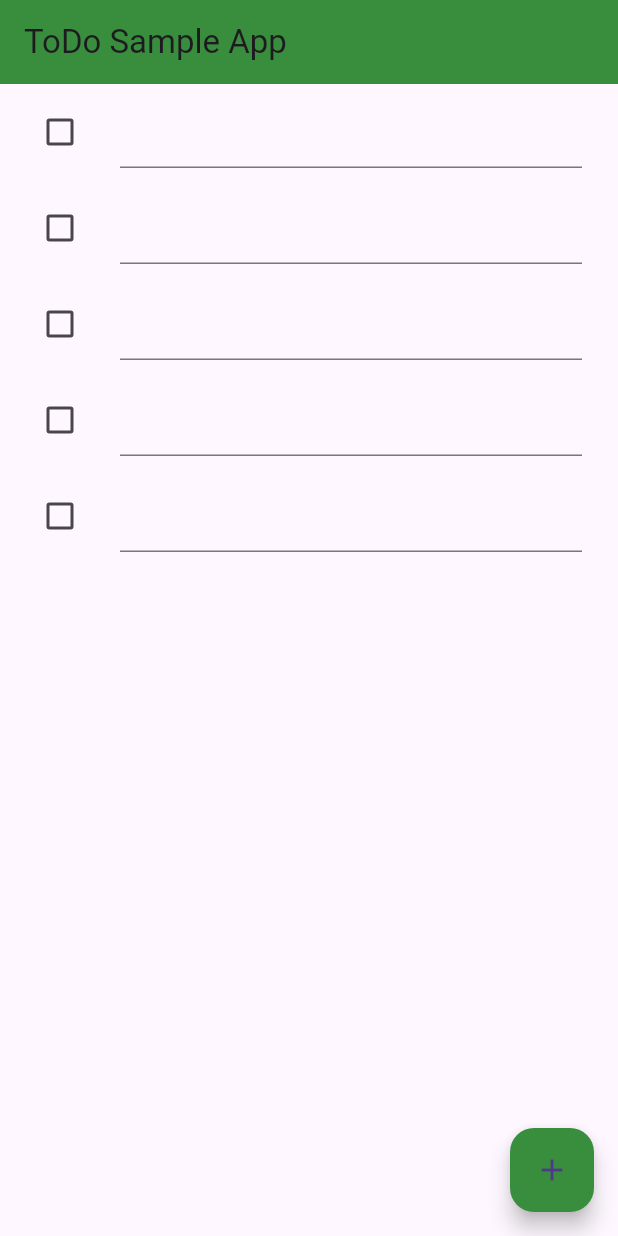
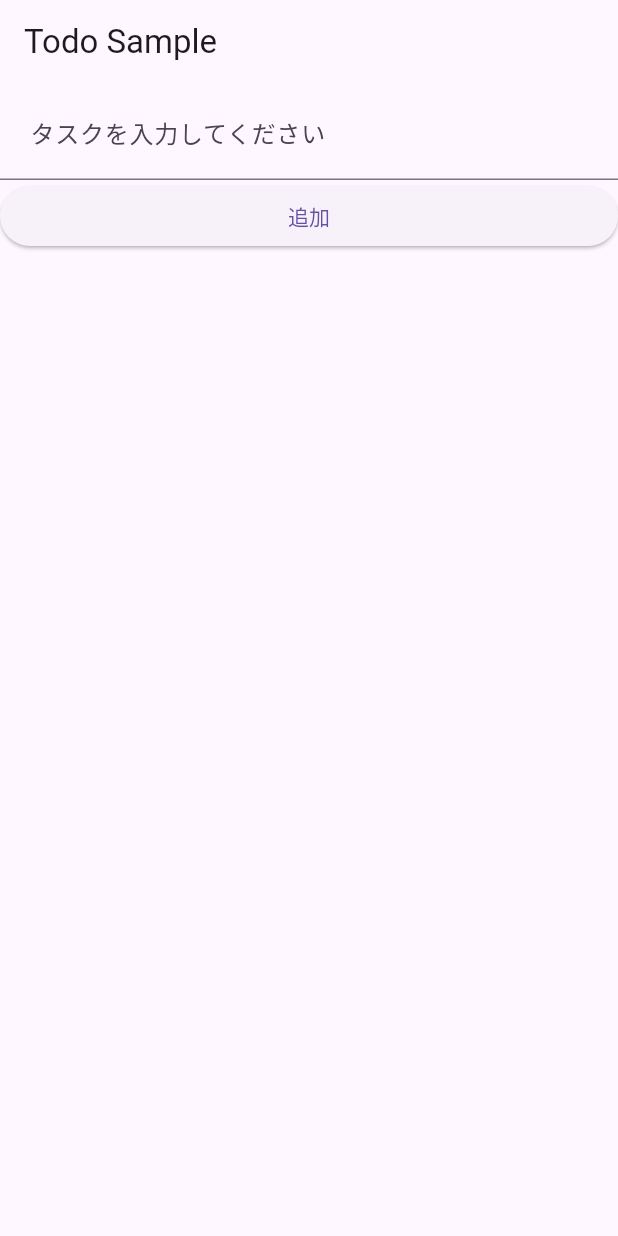
Before and after one commit to Naoya-Otani/flutter-sample-app, a Flutter app: the screen it shows after launch, on a phone screen of 412 x 824 dp. Run offline on Flutter 3.47's test engine with Material 3 defaults, Android fonts, the phone set to English and light mode, and no system bars; our stand-ins replace freezed_annotation.

Commit message:
make todo list

```diff
--- a/lib/main.dart
+++ b/lib/main.dart
@@ -1,3 +1,22 @@
+/*
+  やったことメモ
+  1. pubspec.yaml(npmでいうpackage.json)にproviderを追加
+  2. 必要なパッケージをインポート
+  3. main関数を定義
+      runApp関数でAppクラスを実行
+  4. Appクラスを定義
+      const App({Key? key}) : super(key: key); がよくわかっていない
+  5. Appクラスのbuildメソッドを定義
+      MultiProviderでChangeNotifierProviderをラップ
+      ChangeNotifierProviderのcreateでToDoListModelを生成
+      MaterialAppを返す
+      MaterialAppのhomeにHomeScreenを指定
+  6. HomeScreenクラスを定義
+      StatefulWigetを継承
+      HomeScreenのrouteNameを定義
+
+*/
+
 import 'package:flutter/material.dart';
 import 'package:sample_app/todo.dart';
 import 'package:provider/provider.dart';
@@ -9,79 +28,91 @@ void main() {
 class App extends StatelessWidget {
   const App({Key? key}) : super(key: key);
 
-  // stateLessWidget または stateFulWidgetを継承した場合は必ずbuildメソッドをオーバーライドしないといけない。
   @override
   Widget build(BuildContext context) {
-    return const MaterialApp(
-      home: HomeScreen(),
+    return MultiProvider(
+      providers: [
+        ChangeNotifierProvider(create: (_) => ToDoListModel()),
+      ],
+      child: MaterialApp(
+        debugShowCheckedModeBanner: false,
+        title: 'Todo App',
+        theme: ThemeData(
+          primarySwatch: Colors.blue,
+        ),
+        home: const HomeScreen(),
+      ),
     );
   }
 }
 
-// 途中で値が変わったらそれを反映させる必要があるのでStatefulWidgetを記載する
 class HomeScreen extends StatefulWidget {
   const HomeScreen({Key? key}) : super(key: key);
 
-// StatefulWidgetはWidgetにstateの概念をいれて拡張したもの
-// StatefulWidgetはcreateStateメソッドを持ち、これがStateクラスを返す
+  static const String routeName = '/';
+
   @override
-  ////stateを継承している型
-  _HomeScreenState createState() => _HomeScreenState();
+  State<HomeScreen> createState() => _HomeScreenState();
 }
 
 class _HomeScreenState extends State<HomeScreen> {
-  // 初めに3つTODOリストを作成
-  final _todos = List.generate(
-    5,
-    (index) => ToDo(),
-  );
+  final TextEditingController _todoController = TextEditingController();
 
   @override
   Widget build(BuildContext context) {
-    // scaffold:足場
+    final todoListModel = Provider.of<ToDoListModel>(context);
+
     return Scaffold(
-        appBar: AppBar(
-          title: const Text('ToDo Sample App'),
-          backgroundColor: const Color(0xFF388E3C),
+      appBar: AppBar(title: const Text('Todo Sample')),
+      body: Column(
+        children: [
+          TextField(
+            controller: _todoController,
+            decoration: const InputDecoration(
+              hintText: 'タスクを入力してください',
+              contentPadding: EdgeInsets.all(20),
             ),
-        // ListView.builder()は基本的なリストを作成する
-        body: ListView.builder(
-          //生成する個数を指定する
-          itemCount: _todos.length,
+          ),
+          ElevatedButton(
+            onPressed: () {
+              todoListModel.addToDo(ToDo(
+                _todoController.text,
+              ));
+              _todoController.clear();
+            },
+            child:
+                Container(alignment: Alignment.center, child: const Text('追加')),
+          ),
+          Expanded(
+            child: TodoList(),
+          ),
+        ],
+      ),
+    );
+  }
+}
 
-          // ↓itemBuilderの関数型の定義 Widget型を返す 引数にはこれら↓
-          // IndexedWidgetBuilder = Widget Function(BuildContext context, int index);
-          // CheckboxListTileについて 公式 https://api.flutter.dev/flutter/material/CheckboxListTile-class.html
-          itemBuilder: (BuildContext context, int index) {
+class TodoList extends StatelessWidget {
+  @override
+  Widget build(BuildContext context) {
+    final todoListModel = Provider.of<ToDoListModel>(context);
+
+    return ListView(
+      children: todoListModel.todoList.map((todo) {
         return ListTile(
-              leading: Checkbox(
-                value: _todos[index].checked,
-                onChanged: (e) {
-                  setState(() {
-                    _todos[index].checked = e; //イベントeを受け取り反映 true, false
-                  });
+          title: Text(todo.title,
+              style: const TextStyle(fontSize: 18),
+              textAlign: TextAlign.left,
+              overflow: TextOverflow.ellipsis,
+              maxLines: 1),
+          trailing: Checkbox(
+            value: todo.checked,
+            onChanged: (bool? value) {
+              todoListModel.markAsDone(todo);
             },
           ),
-              title: TextFormField(
-                style: _todos[index].checked == true
-                    ? const TextStyle(
-                        decoration: TextDecoration.lineThrough) // 取り消し線
-                    : const TextStyle(color: Colors.black), // falseの時はただの黒色
-              ),
         );
-          },
-        ),
-        floatingActionButton: FloatingActionButton(
-          child: const Icon(Icons.add),
-          backgroundColor: const Color(0xFF388E3C),
-          onPressed: () {
-            // setState()を呼び出すことで裏では再度buildメソッドを呼び出して変更された変数で再描画している
-            setState(() {
-              _todos.add(
-                ToDo(),
+      }).toList(),
     );
-            });
-          },
-        ));
   }
 }
--- /dev/null
+++ b/lib/models/todo.dart
@@ -0,0 +1,15 @@
+/*
+  freezedでモデルを作成したが、ユースケースがよくわかっていない
+*/
+
+import 'package:freezed_annotation/freezed_annotation.dart';
+
+part 'todo.freezed.dart';
+
+@freezed
+class ToDo with _$ToDo {
+  const factory ToDo({
+    required String title,
+    bool? checked,
+  }) = _ToDo;
+}
--- a/lib/todo.dart
+++ b/lib/todo.dart
@@ -1,6 +1,70 @@
+/*
+  やったことメモ
+  1. 必要なパッケージをインポート
+  2. ToDoクラスを定義
+  3. ToDoリストの状態管理クラスを定義
+      ChangeNotifierを継承することで、データの変更時に通知を受け取ることができる
+      ToDoクラスからなる配列を宣言
+      ToDoリストを追加するメソッドを定義
+      ToDoリストを完了(削除)にするメソッドを定義
+
+  4. ToDoリストの表示を行うWidgetを定義
+      ToDoリストの状態管理クラスを取得
+      ToDoリストの配列をmapメソッドでWidgetの配列に変換(jsと似てる)
+      ListTileを返す
+      ListTileのtitleにはToDoのtitleを表示
+      ListTileのtrailingにはCheckboxを表示
+      CheckboxのvalueにはToDoのcheckedを表示
+      CheckboxのonChangedにはToDoリストの状態管理クラスのmarkAsDoneメソッドを指定
+*/
+
+import 'package:flutter/material.dart';
+import 'package:provider/provider.dart';
+
 class ToDo {
   String title;
   bool? checked;
 
   ToDo([this.title = "", this.checked = false]);
 }
+
+class ToDoListModel extends ChangeNotifier {
+  final List<ToDo> _todoList = [];
+
+  List<ToDo> get todoList => _todoList;
+
+  void addToDo(ToDo todo) {
+    _todoList.add(todo);
+    notifyListeners();
+  }
+
+  void markAsDone(ToDo todo) {
+    todo.checked = true;
+    notifyListeners();
+    Future.delayed(Duration(milliseconds: 500), () {
+      _todoList.remove(todo);
+      notifyListeners();
+    });
+  }
+}
+
+class TodoList extends StatelessWidget {
+  @override
+  Widget build(BuildContext context) {
+    final todoListModel = Provider.of<ToDoListModel>(context);
+
+    return ListView(
+      children: todoListModel.todoList.map((todo) {
+        return ListTile(
+          title: Text(todo.title),
+          trailing: Checkbox(
+            value: todo.checked,
+            onChanged: (value) {
+              todoListModel.markAsDone(todo);
+            },
+          ),
+        );
+      }).toList(),
+    );
+  }
+}
```
Also changed, not shown: lib/models/person.dart (deleted, +0 -14 lines), lib/models/person.freezed.dart (deleted), lib/models/person.g.dart (deleted), lib/models/todo.freezed.dart (added). Lines whose indentation alone changed are shown as unchanged.
